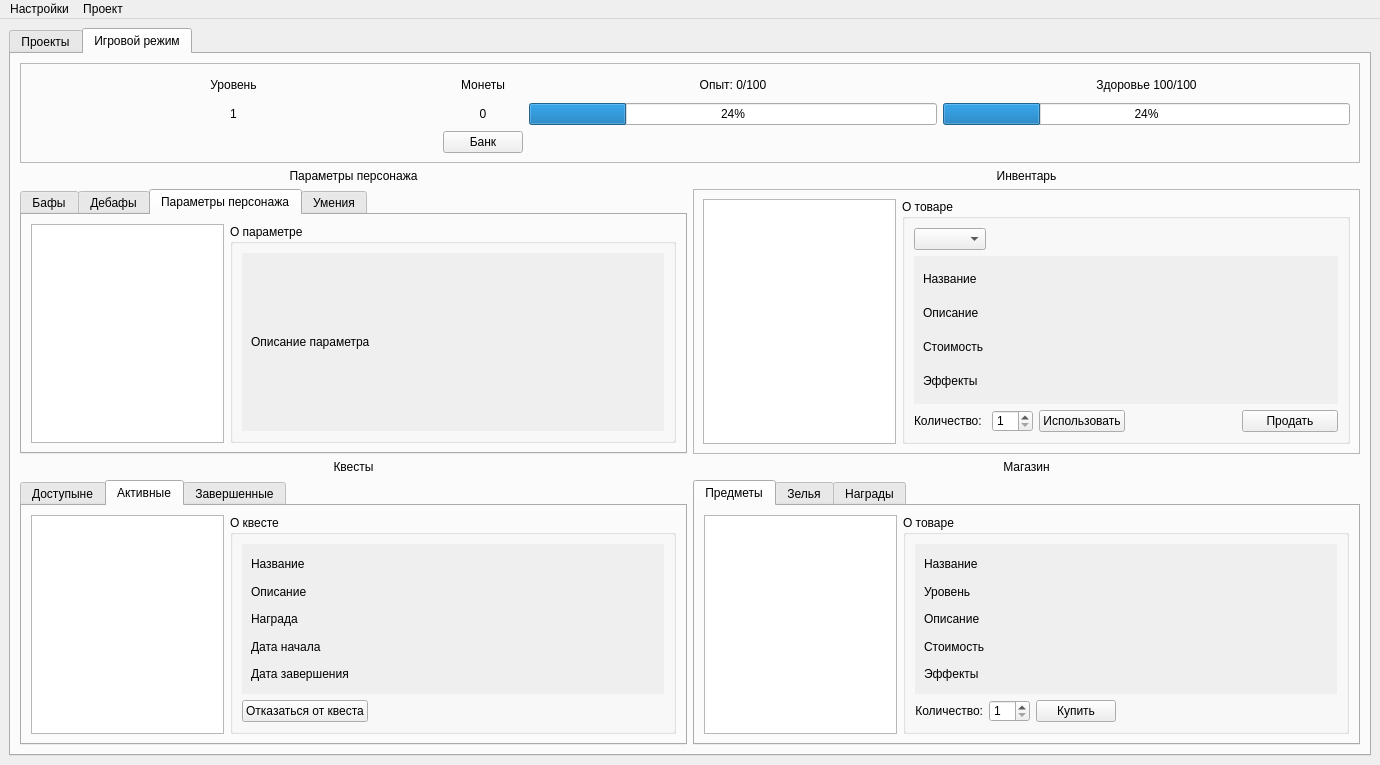
Before: the Qt Designer form UI template/main_window.ui in nevskyforever/nfprogress, drawn with Qt 5.
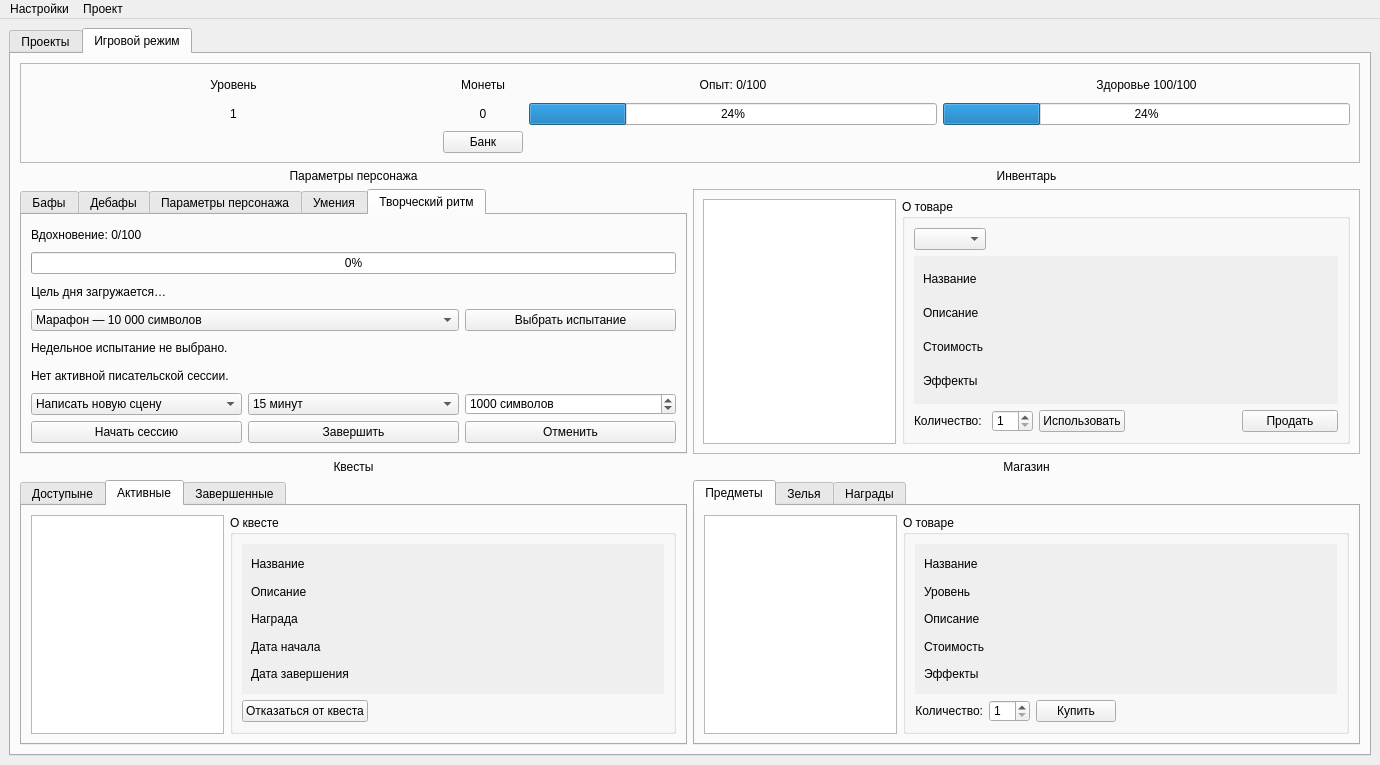
After: the same form once the commit is applied. The open tabs and pages were chosen to show the change.

Diff of the .ui file:
```diff
--- a/UI template/main_window.ui
+++ b/UI template/main_window.ui
@@ -2882,6 +2882,96 @@
             </item>
            </layout>
           </widget>
+          <widget class="QWidget" name="writing_rhythm_tab">
+           <attribute name="title">
+            <string>Творческий ритм</string>
+           </attribute>
+           <layout class="QGridLayout" name="writing_rhythm_layout">
+            <item row="0" column="0" colspan="3">
+             <widget class="QLabel" name="inspiration_label">
+              <property name="text">
+               <string>Вдохновение: 0/100</string>
+              </property>
+             </widget>
+            </item>
+            <item row="1" column="0" colspan="3">
+             <widget class="QProgressBar" name="inspiration_progressbar">
+              <property name="maximum"><number>100</number></property>
+              <property name="value"><number>0</number></property>
+             </widget>
+            </item>
+            <item row="2" column="0" colspan="3">
+             <widget class="QLabel" name="daily_challenge_status">
+              <property name="text"><string>Цель дня загружается…</string></property>
+              <property name="wordWrap"><bool>true</bool></property>
+             </widget>
+            </item>
+            <item row="3" column="0" colspan="2">
+             <widget class="QComboBox" name="weekly_challenge_combo">
+              <item><property name="text"><string>Марафон — 10 000 символов</string></property></item>
+              <item><property name="text"><string>Ритм — 4 продуктивных дня</string></property></item>
+              <item><property name="text"><string>Чистый поток — 5 сессий</string></property></item>
+             </widget>
+            </item>
+            <item row="3" column="2">
+             <widget class="QPushButton" name="start_weekly_challenge_button">
+              <property name="text"><string>Выбрать испытание</string></property>
+             </widget>
+            </item>
+            <item row="4" column="0" colspan="3">
+             <widget class="QLabel" name="weekly_challenge_status">
+              <property name="text"><string>Недельное испытание не выбрано.</string></property>
+              <property name="wordWrap"><bool>true</bool></property>
+             </widget>
+            </item>
+            <item row="5" column="0" colspan="3">
+             <widget class="QLabel" name="writing_session_status">
+              <property name="text"><string>Нет активной писательской сессии.</string></property>
+              <property name="wordWrap"><bool>true</bool></property>
+             </widget>
+            </item>
+            <item row="6" column="0">
+             <widget class="QComboBox" name="writing_intention_combo">
+              <item><property name="text"><string>Написать новую сцену</string></property></item>
+              <item><property name="text"><string>Продолжить черновик</string></property></item>
+              <item><property name="text"><string>Отредактировать текст</string></property></item>
+              <item><property name="text"><string>Составить план</string></property></item>
+             </widget>
+            </item>
+            <item row="6" column="1">
+             <widget class="QComboBox" name="writing_session_duration_combo">
+              <item><property name="text"><string>15 минут</string></property></item>
+              <item><property name="text"><string>25 минут</string></property></item>
+              <item><property name="text"><string>45 минут</string></property></item>
+              <item><property name="text"><string>60 минут</string></property></item>
+             </widget>
+            </item>
+            <item row="6" column="2">
+             <widget class="QSpinBox" name="writing_session_target">
+              <property name="minimum"><number>100</number></property>
+              <property name="maximum"><number>100000</number></property>
+              <property name="singleStep"><number>100</number></property>
+              <property name="value"><number>1000</number></property>
+              <property name="suffix"><string> символов</string></property>
+             </widget>
+            </item>
+            <item row="7" column="0">
+             <widget class="QPushButton" name="start_writing_session_button">
+              <property name="text"><string>Начать сессию</string></property>
+             </widget>
+            </item>
+            <item row="7" column="1">
+             <widget class="QPushButton" name="finish_writing_session_button">
+              <property name="text"><string>Завершить</string></property>
+             </widget>
+            </item>
+            <item row="7" column="2">
+             <widget class="QPushButton" name="cancel_writing_session_button">
+              <property name="text"><string>Отменить</string></property>
+             </widget>
+            </item>
+           </layout>
+          </widget>
          </widget>
         </item>
        </layout>
```
